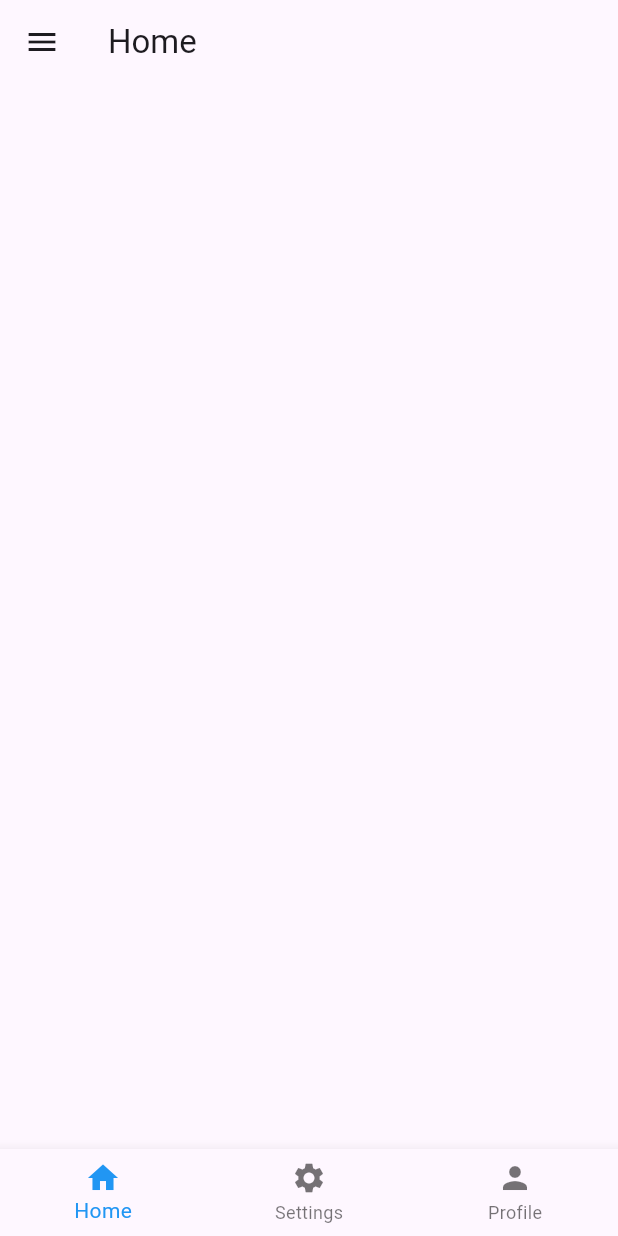
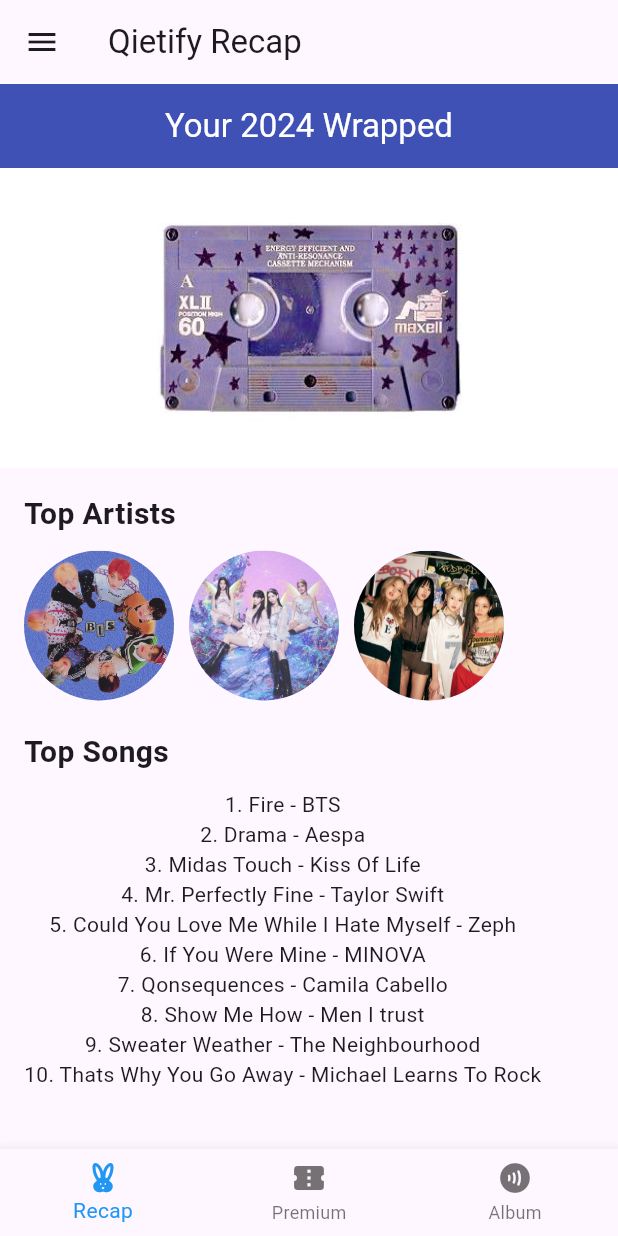
Before and after one commit to qieiu/my_app_spotify, a Flutter app: the screen it shows after launch, on a phone screen of 412 x 824 dp. Run offline on Flutter 3.47's test engine with Material 3 defaults, Android fonts, the phone set to English and light mode, and no system bars; our stand-ins replace flutter_slidable, google_fonts, image_picker.

Commit message:
renew the design.
yeppeyy finally i did it.

```diff
--- a/lib/main.dart
+++ b/lib/main.dart
@@ -1,13 +1,13 @@
 import 'package:flutter/material.dart';
 import 'package:my_app/components/asset_image_rounded.dart';
-import 'package:my_app/screens/home_screen.dart';
+import 'package:my_app/screens/recap_screen.dart';
 import 'package:my_app/screens/news_screen.dart';
 import 'package:my_app/screens/recently_screen.dart';
 import 'package:my_app/screens/routes/BooksScreen/books_screen.dart';
 import 'package:my_app/screens/routes/DatasScreen/datas_screen.dart';
 import 'package:my_app/screens/routes/SecondScreen/second_screen.dart';
-import 'package:my_app/screens/setting_screen.dart';
-import 'package:my_app/screens/profile_screen.dart';
+import 'package:my_app/screens/premium_screen.dart';
+import 'package:my_app/screens/album_screen.dart';
 
 
 
@@ -24,7 +24,7 @@
       title: 'Flutter Demo',
       debugShowCheckedModeBanner: false,
       theme: ThemeData(
-        primarySwatch: Colors.blue,
+        primarySwatch: Colors.indigo,
       ),
       home: const MyHomePage(title: 'Home Screen'),
       routes: {
@@ -52,15 +52,15 @@
   int _selectedIndex = 0;
 
   final List<Widget> _screens = const [
-    HomeScreen(),
-    SettingScreen(),
-    ProfileScreen(),
+    RecapScreen(),
+    PremiumScreen(),
+    AlbumScreen(),
   ];
 
   final List<String> _appBarTitles = const [
-    'Home',
-    'Settings',
-    'Qietify',
+    'Qietify Recap',
+    'Qietify Premium',
+    'Qietify Album',
   ]; // List of titles corresponding to each screen
 
   void _onItemTapped(int index) {
@@ -87,7 +87,7 @@
                 child: AssetImageRounded(imagePath: 'assets/images/pingu.jpg'),
               ),
               decoration: BoxDecoration(
-                color: Color.fromARGB(255, 64, 133, 190),
+                color: Colors.indigo,
               ),
             ),
             ListTile(
@@ -121,16 +121,16 @@
       bottomNavigationBar: BottomNavigationBar(
         items: const <BottomNavigationBarItem>[
           BottomNavigationBarItem(
-            icon: Icon(Icons.home),
-            label: 'Home',
+            icon: Icon(Icons.cruelty_free),
+            label: 'Recap',
           ),
           BottomNavigationBarItem(
-            icon: Icon(Icons.settings),
-            label: 'Settings',
+            icon: Icon(Icons.confirmation_num),
+            label: 'Premium',
           ),
           BottomNavigationBarItem(
-            icon: Icon(Icons.person),
-            label: 'Profile',
+            icon: Icon(Icons.contactless_rounded),
+            label: 'Album',
           ),
         ],
         currentIndex: _selectedIndex,
--- a/lib/screens/profile_screen.dart
+++ b/lib/screens/album_screen.dart
@@ -3,8 +3,8 @@
 import 'package:my_app/screens/recently_screen.dart';
 
 
-class ProfileScreen extends StatelessWidget {
-  const ProfileScreen({super.key});
+class AlbumScreen extends StatelessWidget {
+  const AlbumScreen({super.key});
 
   void goToAnotherRoute(context, screen) {
     Navigator.push(
--- /dev/null
+++ b/lib/screens/recap_screen.dart
@@ -0,0 +1,89 @@
+import 'package:flutter/material.dart';
+
+class RecapScreen extends StatelessWidget {
+  const RecapScreen({super.key});
+
+  @override
+  Widget build(BuildContext context) {
+    return Scaffold(
+     appBar: AppBar(
+        centerTitle: true, // Center the title text
+        title: Text(
+          'Your 2024 Wrapped',
+          style: TextStyle(color: Colors.white), // Set text color to white
+        ),
+        backgroundColor: Colors.indigo,
+      ),
+      body: SingleChildScrollView( // Enables scrolling for long content
+        child: Column(
+          children: [
+            Stack( // Stack banner with button on top
+              children: [
+                Image.asset(
+                  'assets/images/wrapped.jpg', // Replace with your banner image
+                  height: 200,
+                  width: double.infinity,
+                  fit: BoxFit.cover,
+                ),
+              ],
+            ),
+            Padding(
+              padding: const EdgeInsets.all(16.0),
+              child: Column(
+                crossAxisAlignment: CrossAxisAlignment.start, // Left align text
+                children: [
+                  Text(
+                    'Top Artists',
+                    style: TextStyle(fontSize: 20, fontWeight: FontWeight.bold),
+                  ),
+                  SizedBox(height: 10),
+                  Row(
+                    // Display top artists with icons
+                    children: [
+                      CircleAvatar(
+                        radius: 50.0, // Adjust radius for desired size (default is 40.0)
+                        backgroundImage: AssetImage('assets/images/BTS.jpg'),
+                      ),
+                      SizedBox(width: 10),
+                      CircleAvatar(
+                        radius: 50.0,
+                        backgroundImage: AssetImage('assets/images/aespa.jpg'),
+                      ),
+                      SizedBox(width: 10),
+                      CircleAvatar(
+                        radius: 50.0,
+                        backgroundImage: AssetImage('assets/images/KissOfLife.jpg'),
+                      ),
+                    ],
+                  ),
+                  SizedBox(height: 20),
+                  Text(
+                    'Top Songs',
+                    style: TextStyle(fontSize: 20, fontWeight: FontWeight.bold),
+                  ),
+                  SizedBox(height: 10),
+                  Column( // List top songs
+                  mainAxisAlignment: MainAxisAlignment.start,
+                    children: [
+                      Text('1. Fire - BTS'),
+                      Text('2. Drama - Aespa'),
+                      Text('3. Midas Touch - Kiss Of Life'),
+                      Text('4. Mr. Perfectly Fine - Taylor Swift'),
+                      Text('5. Could You Love Me While I Hate Myself - Zeph'),
+                      Text('6. If You Were Mine - MINOVA'),
+                      Text('7. Qonsequences - Camila Cabello'),
+                      Text('8. Show Me How - Men I trust'),
+                      Text('9. Sweater Weather - The Neighbourhood'),
+                      Text('10. Thats Why You Go Away - Michael Learns To Rock'),
+                    ],
+                  ),
+                  // Add more sections for stats and interactive buttons following similar structure
+                ],
+              ),
+            ),
+          ],
+        ),
+      ),
+    );
+  }
+}
```
Also changed, not shown: lib/screens/home_screen.dart (deleted, +0 -54 lines), lib/screens/premium_screen.dart (added, +60 -0 lines), lib/screens/setting_screen.dart (deleted, +0 -69 lines), lib/screens/upgrade_screen.dart (added, +36 -0 lines), assets/images/BTS.jpg (added), assets/images/KissOfLife.jpg (added), assets/images/aespa.jpg (added), assets/images/premium.jpg (added), assets/images/wrapped.jpg (added).
